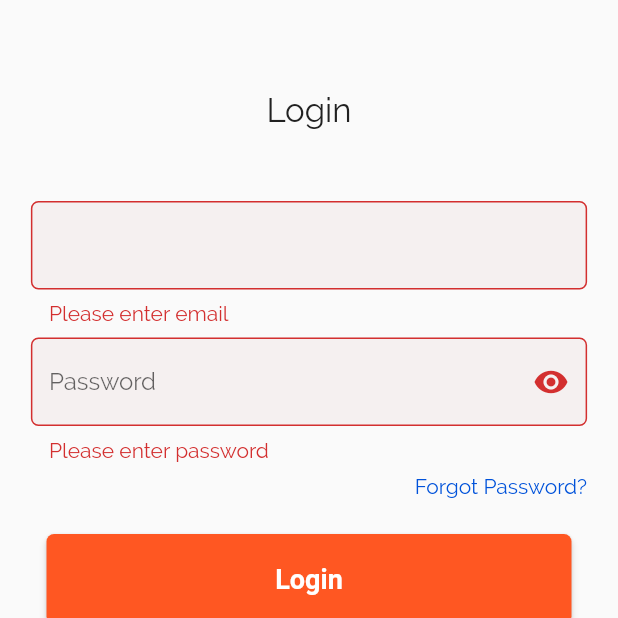
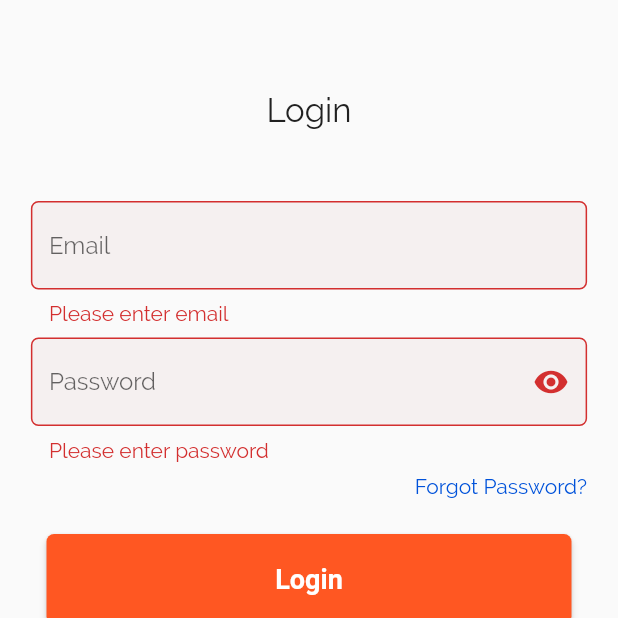
Before and after one commit to oliverboamah/e_commerce, a Flutter app: the screen it shows after launch, on a phone screen of 412 x 824 dp, the top half of it. Run offline on Flutter 3.47's test engine with Material 2 defaults, Android fonts, the phone set to English and light mode, and no system bars; drawn by our look-alikes of argon_buttons_flutter; our stand-ins replace carousel_slider, cloud_firestore, equatable, firebase_auth, flushbar, flutter_bloc and 1 more; accounts and stored records are empty.

Commit message:
Refactor login view

```diff
--- a/lib/presentation/features/account/login/views/login_view.dart
+++ b/lib/presentation/features/account/login/views/login_view.dart
@@ -63,6 +63,7 @@ class _LoginViewState extends State<LoginView> {
                       child: Column(
                         children: <Widget>[
                           InputField(
+                            hintText: 'Email',
                               controller: this._emailController,
                               keyboardType: TextInputType.emailAddress,
                               validator: (value) {
```
